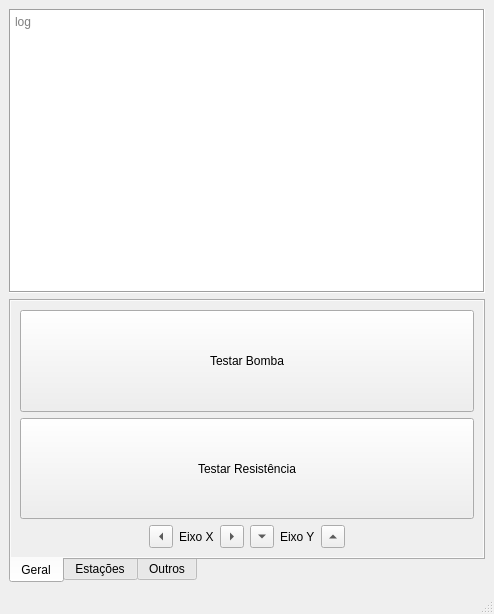
Qt form qtester.ui (iniw/lucas_tester) before a commit.
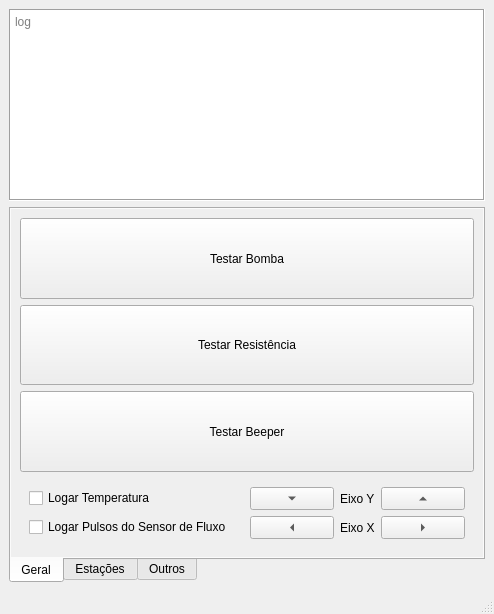
The same form after that commit.

Commit message: a little bit more features

Patch:
```diff
--- a/qtester.ui
+++ b/qtester.ui
@@ -85,7 +85,7 @@
       </property>
      </widget>
     </item>
-    <item row="1" column="0">
+    <item row="1" column="0" rowspan="2">
      <widget class="QTabWidget" name="tabWidget">
       <property name="enabled">
        <bool>true</bool>
@@ -134,103 +134,49 @@
         <string>Geral</string>
        </attribute>
        <layout class="QGridLayout" name="gridLayout_2">
-        <item row="2" column="0" alignment="Qt::AlignHCenter">
-         <widget class="QWidget" name="widget_3" native="true">
+        <item row="0" column="0">
+         <widget class="QPushButton" name="testPump">
           <property name="sizePolicy">
-           <sizepolicy hsizetype="Maximum" vsizetype="Preferred">
+           <sizepolicy hsizetype="Expanding" vsizetype="Expanding">
             <horstretch>0</horstretch>
             <verstretch>0</verstretch>
            </sizepolicy>
           </property>
-          <layout class="QHBoxLayout" name="horizontalLayout_10">
-           <property name="spacing">
-            <number>6</number>
-           </property>
+          <property name="text">
+           <string>Testar Bomba</string>
+          </property>
+         </widget>
+        </item>
+        <item row="3" column="0">
+         <widget class="QWidget" name="widget" native="true">
+          <layout class="QGridLayout" name="gridLayout_5">
            <property name="leftMargin">
-            <number>0</number>
+            <number>9</number>
            </property>
            <property name="topMargin">
-            <number>0</number>
+            <number>9</number>
            </property>
            <property name="rightMargin">
-            <number>0</number>
+            <number>9</number>
            </property>
            <property name="bottomMargin">
-            <number>0</number>
+            <number>9</number>
            </property>
-           <item>
-            <widget class="QWidget" name="widget_5" native="true">
-             <property name="sizePolicy">
-              <sizepolicy hsizetype="Preferred" vsizetype="Preferred">
-               <horstretch>0</horstretch>
-               <verstretch>0</verstretch>
-              </sizepolicy>
+           <item row="1" column="0">
+            <widget class="QCheckBox" name="logTemperature">
+             <property name="text">
+              <string>Logar Temperatura</string>
              </property>
-             <layout class="QHBoxLayout" name="horizontalLayout_9">
-              <property name="spacing">
-               <number>6</number>
-              </property>
-              <property name="leftMargin">
-               <number>0</number>
-              </property>
-              <property name="topMargin">
-               <number>0</number>
-              </property>
-              <property name="rightMargin">
-               <number>0</number>
-              </property>
-              <property name="bottomMargin">
-               <number>0</number>
-              </property>
-              <item>
-               <widget class="QToolButton" name="xAxisLeft">
-                <property name="sizePolicy">
-                 <sizepolicy hsizetype="Preferred" vsizetype="Preferred">
-                  <horstretch>0</horstretch>
-                  <verstretch>0</verstretch>
-                 </sizepolicy>
-                </property>
-                <property name="text">
-                 <string>...</string>
-                </property>
-                <property name="arrowType">
-                 <enum>Qt::LeftArrow</enum>
-                </property>
-               </widget>
-              </item>
-              <item>
-               <widget class="QLabel" name="label_9">
-                <property name="sizePolicy">
-                 <sizepolicy hsizetype="Fixed" vsizetype="Preferred">
-                  <horstretch>0</horstretch>
-                  <verstretch>0</verstretch>
-                 </sizepolicy>
-                </property>
-                <property name="text">
-                 <string>Eixo X</string>
-                </property>
-               </widget>
-              </item>
-              <item>
-               <widget class="QToolButton" name="xAxisRight">
-                <property name="sizePolicy">
-                 <sizepolicy hsizetype="Preferred" vsizetype="Preferred">
-                  <horstretch>0</horstretch>
-                  <verstretch>0</verstretch>
-                 </sizepolicy>
-                </property>
-                <property name="text">
-                 <string>...</string>
-                </property>
-                <property name="arrowType">
-                 <enum>Qt::RightArrow</enum>
-                </property>
-               </widget>
-              </item>
-             </layout>
             </widget>
            </item>
-           <item>
+           <item row="2" column="0">
+            <widget class="QCheckBox" name="logFlowSensor">
+             <property name="text">
+              <string>Logar Pulsos do Sensor de Fluxo</string>
+             </property>
+            </widget>
+           </item>
+           <item row="1" column="1">
             <widget class="QWidget" name="widget_4" native="true">
              <property name="sizePolicy">
               <sizepolicy hsizetype="Preferred" vsizetype="Preferred">
@@ -302,22 +248,81 @@
              </layout>
             </widget>
            </item>
+           <item row="2" column="1">
+            <widget class="QWidget" name="widget_5" native="true">
+             <property name="sizePolicy">
+              <sizepolicy hsizetype="Preferred" vsizetype="Preferred">
+               <horstretch>0</horstretch>
+               <verstretch>0</verstretch>
+              </sizepolicy>
+             </property>
+             <layout class="QHBoxLayout" name="horizontalLayout_9">
+              <property name="spacing">
+               <number>6</number>
+              </property>
+              <property name="leftMargin">
+               <number>0</number>
+              </property>
+              <property name="topMargin">
+               <number>0</number>
+              </property>
+              <property name="rightMargin">
+               <number>0</number>
+              </property>
+              <property name="bottomMargin">
+               <number>0</number>
+              </property>
+              <item>
+               <widget class="QToolButton" name="xAxisLeft">
+                <property name="sizePolicy">
+                 <sizepolicy hsizetype="Preferred" vsizetype="Preferred">
+                  <horstretch>0</horstretch>
+                  <verstretch>0</verstretch>
+                 </sizepolicy>
+                </property>
+                <property name="text">
+                 <string>...</string>
+                </property>
+                <property name="arrowType">
+                 <enum>Qt::LeftArrow</enum>
+                </property>
+               </widget>
+              </item>
+              <item>
+               <widget class="QLabel" name="label_9">
+                <property name="sizePolicy">
+                 <sizepolicy hsizetype="Fixed" vsizetype="Preferred">
+                  <horstretch>0</horstretch>
+                  <verstretch>0</verstretch>
+                 </sizepolicy>
+                </property>
+                <property name="text">
+                 <string>Eixo X</string>
+                </property>
+               </widget>
+              </item>
+              <item>
+               <widget class="QToolButton" name="xAxisRight">
+                <property name="sizePolicy">
+                 <sizepolicy hsizetype="Preferred" vsizetype="Preferred">
+                  <horstretch>0</horstretch>
+                  <verstretch>0</verstretch>
+                 </sizepolicy>
+                </property>
+                <property name="text">
+                 <string>...</string>
+                </property>
+                <property name="arrowType">
+                 <enum>Qt::RightArrow</enum>
+                </property>
+               </widget>
+              </item>
+             </layout>
+            </widget>
+           </item>
           </layout>
          </widget>
         </item>
-        <item row="0" column="0">
-         <widget class="QPushButton" name="testPump">
-          <property name="sizePolicy">
-           <sizepolicy hsizetype="Expanding" vsizetype="Expanding">
-            <horstretch>0</horstretch>
-            <verstretch>0</verstretch>
-           </sizepolicy>
-          </property>
-          <property name="text">
-           <string>Testar Bomba</string>
-          </property>
-         </widget>
-        </item>
         <item row="1" column="0">
          <widget class="QPushButton" name="testResistance">
           <property name="sizePolicy">
@@ -331,6 +336,19 @@
           </property>
          </widget>
         </item>
+        <item row="2" column="0">
+         <widget class="QPushButton" name="testBeeper">
+          <property name="sizePolicy">
+           <sizepolicy hsizetype="Expanding" vsizetype="Expanding">
+            <horstretch>0</horstretch>
+            <verstretch>0</verstretch>
+           </sizepolicy>
+          </property>
+          <property name="text">
+           <string>Testar Beeper</string>
+          </property>
+         </widget>
+        </item>
        </layout>
       </widget>
       <widget class="QWidget" name="estacao_1">
@@ -350,7 +368,7 @@
            </sizepolicy>
           </property>
           <property name="text">
-           <string>Testar Led Botão</string>
+           <string>?</string>
           </property>
          </widget>
         </item>
@@ -407,7 +425,7 @@
            </sizepolicy>
           </property>
           <property name="text">
-           <string>Testar PowerLed</string>
+           <string>?</string>
           </property>
          </widget>
         </item>
```
The commit also changes 1 other file.
